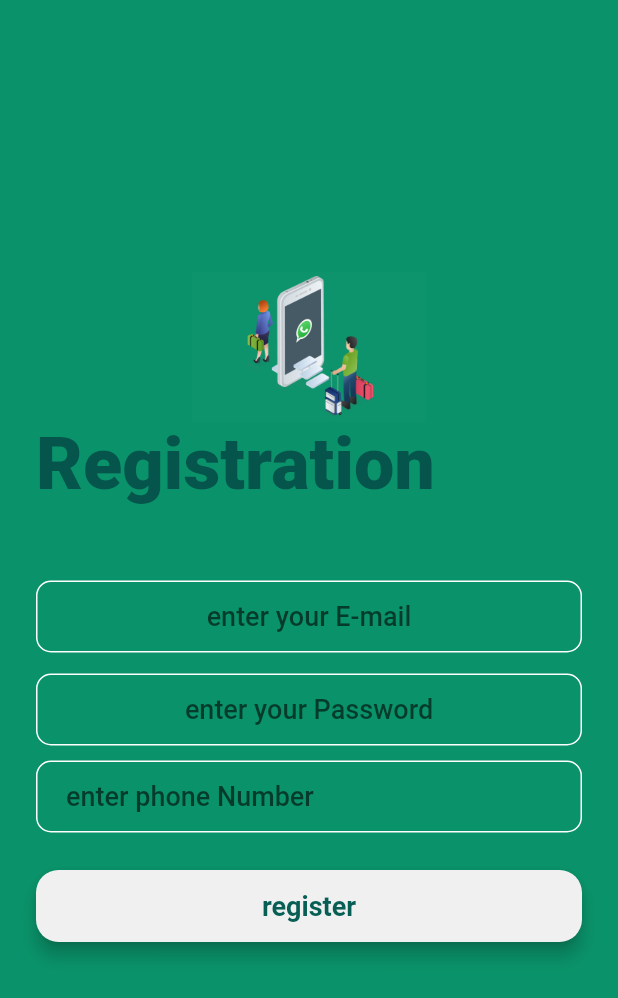
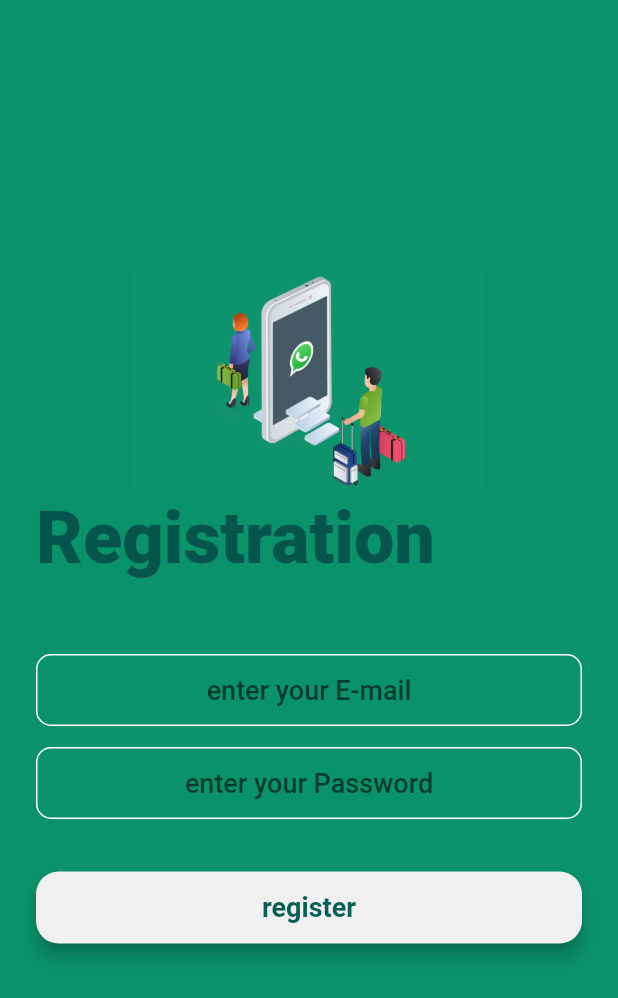
Before and after one commit to islamsarbast21/myptoject, a Flutter app: the registerationUIs screen opened by its route, on a phone screen of 412 x 824 dp. Shown: the top 998 px of the screen. Run offline on Flutter 3.47's test engine with Material 2 defaults, Android fonts, the phone set to English and light mode, and no system bars; our stand-ins replace firebase_auth, firebase_core; accounts and stored records are empty.

Commit message:
a bit of attributes of widget

```diff
--- a/lib/screens/regestrationUIs.dart
+++ b/lib/screens/regestrationUIs.dart
@@ -35,7 +35,7 @@ class _registerationUIsState extends State<registerationUIs> {
           children: [
 
           Container(
-            height: 100,
+            height: 150,
             child: Image.asset('images/img_three.png'),
 
           ),
@@ -95,28 +95,6 @@ class _registerationUIsState extends State<registerationUIs> {
               ),
           ),
           SizedBox(height: 10,),
-          TextField(
-            style: TextStyle(fontSize: 18,fontWeight: FontWeight.w500,),
-
-            decoration: InputDecoration(
-
-              hintText: "enter phone Number",
-              contentPadding: EdgeInsets.symmetric(vertical: 10,horizontal: 20),
-              border: OutlineInputBorder(
-                borderRadius: BorderRadius.circular(10),
-                ),
-                enabledBorder:OutlineInputBorder(
-                  borderSide: BorderSide(color: Color.fromARGB(255, 255, 255, 255),width: 1),
-                  borderRadius: BorderRadius.circular(10),
-                ),
-                focusedBorder:OutlineInputBorder(
-                  borderSide: BorderSide(color: Colors.blue,width: 3),
-                  borderRadius: BorderRadius.circular(10),
-                ) ,
-
-              ),
-          ),
-
           SizedBox(height: 10,),
 
           myButton(
--- a/lib/screens/signingUIs.dart
+++ b/lib/screens/signingUIs.dart
@@ -85,7 +85,7 @@ class _signingUIsState extends State<signingUIs> {
               ),
           ),
           SizedBox(height: 10,),
-          myButton(color: Color.fromARGB(255, 243, 236, 30), title: "Sign in", onPressed: (){Navigator.pushNamed(context, body.screenRoute);})
+          myButton(color: Color.fromARGB(255, 247, 247, 247), title: "Sign in", onPressed: (){Navigator.pushNamed(context, body.screenRoute);})
         ],),
       ),
     );
--- a/lib/screens/welcomeUIs.dart
+++ b/lib/screens/welcomeUIs.dart
@@ -36,8 +36,8 @@ class _WelcomescreenState extends State<Welcomescreen> {
           ],),
           SizedBox(height: 30,),
           myButton(color: Colors.white,title: "Sign in",onPressed: (){Navigator.pushNamed(context, signingUIs.screenRoute);},),
-          myButton(color: Colors.blue, title: "register", onPressed: (){Navigator.pushNamed(context, registerationUIs.screenRoute);}),
-          myButton(color: Color.fromARGB(255, 179, 121, 197), title: "Sign in with phone no.", onPressed: (){Navigator.pushNamed(context, phoneUIs.screenRoute);})
+          myButton(color: Colors.blue, title: "Register", onPressed: (){Navigator.pushNamed(context, registerationUIs.screenRoute);}),
+          myButton(color: Color.fromARGB(255, 179, 121, 197), title: "Register with cell phone", onPressed: (){Navigator.pushNamed(context, phoneUIs.screenRoute);})
         ],),
       ),
     );
```
